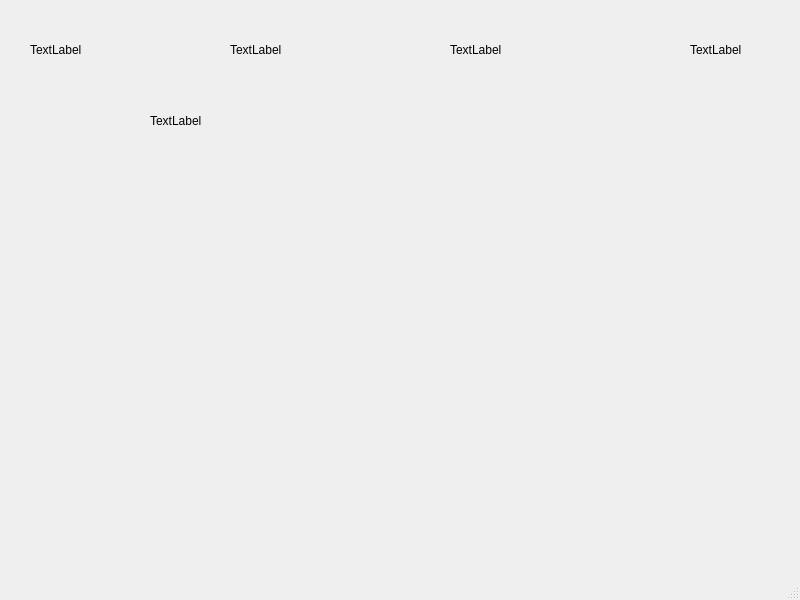
Qt form GUI/Start-intermediar/harta.ui (DianaMatei11/ProjectModernCPP---Triviador) before a commit.
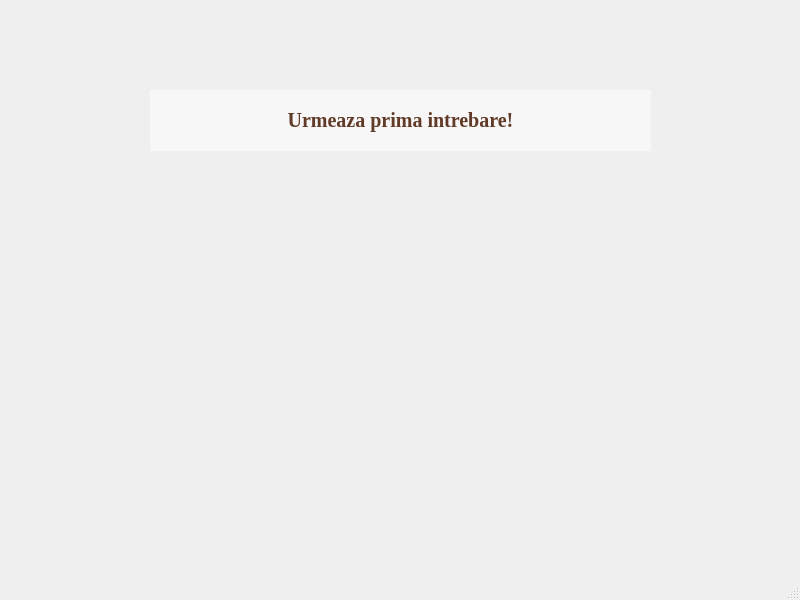
The same form after that commit.

The edit to the form file:
```diff
--- a/GUI/Start-intermediar/harta.ui
+++ b/GUI/Start-intermediar/harta.ui
@@ -23,8 +23,14 @@
       <height>61</height>
      </rect>
     </property>
+    <property name="styleSheet">
+     <string notr="true">font-size: 20px; font: Bold; font-family:Georgia; color:rgb(97, 59, 39);background-color:rgba(255,255,255,120);</string>
+    </property>
     <property name="text">
-     <string>TextLabel</string>
+     <string>Urmeaza prima intrebare!</string>
+    </property>
+    <property name="alignment">
+     <set>Qt::AlignCenter</set>
     </property>
    </widget>
    <widget class="QLabel" name="player1">
@@ -37,7 +43,7 @@
      </rect>
     </property>
     <property name="text">
-     <string>TextLabel</string>
+     <string/>
     </property>
    </widget>
    <widget class="QLabel" name="player4">
@@ -50,7 +56,7 @@
      </rect>
     </property>
     <property name="text">
-     <string>TextLabel</string>
+     <string/>
     </property>
    </widget>
    <widget class="QLabel" name="player2">
@@ -63,7 +69,7 @@
      </rect>
     </property>
     <property name="text">
-     <string>TextLabel</string>
+     <string/>
     </property>
    </widget>
    <widget class="QLabel" name="player3">
@@ -76,7 +82,7 @@
      </rect>
     </property>
     <property name="text">
-     <string>TextLabel</string>
+     <string/>
     </property>
    </widget>
   </widget>
```
